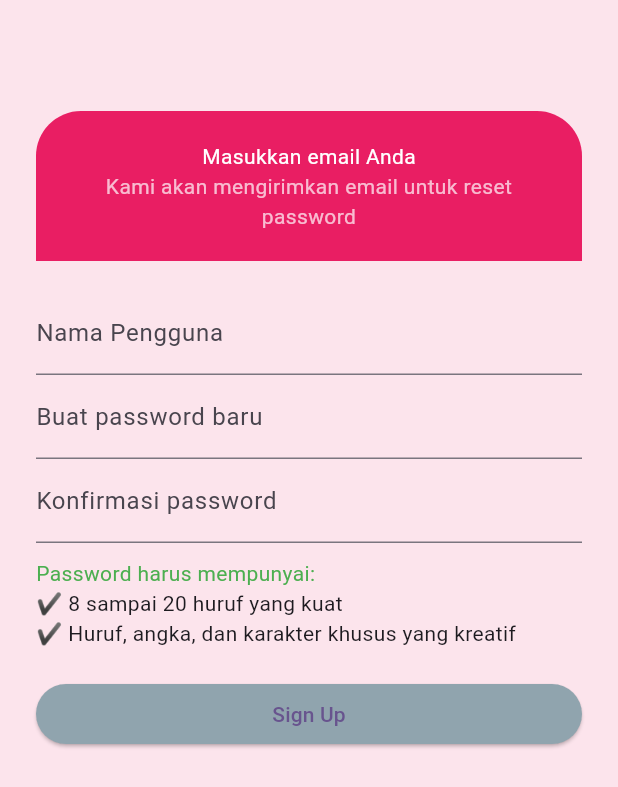
After one commit to anggiaziyah/mydompetapp, a Flutter app: the SignupScreen screen opened directly, on a phone screen of 412 x 824 dp. The commit adds this screen. Shown: the top 787 px of the screen. Run offline on Flutter 3.47's test engine with Material 3 defaults, Android fonts, the phone set to English and light mode, and no system bars; network calls fail.

Commit message:
commit keenam

```diff
--- a/lib/login_screem.dart
+++ b/lib/login_screem.dart
@@ -1,8 +1,13 @@
 import 'package:flutter/material.dart';
 
-class LoginScreen extends StatelessWidget {
+class LoginScreen extends StatefulWidget {
   const LoginScreen({super.key});
 
+  @override
+  State<LoginScreen> createState() => _LoginScreenState();
+}
+
+class _LoginScreenState extends State<LoginScreen> {
   @override
   Widget build(BuildContext context) {
     return Scaffold(
--- /dev/null
+++ b/lib/signup_screen.dart
@@ -0,0 +1,72 @@
+import 'package:flutter/material.dart';
+
+class SignupScreen extends StatelessWidget {
+  const SignupScreen({super.key});
+
+  @override
+  Widget build(BuildContext context) {
+    return Scaffold(
+      backgroundColor: const Color(0xFFFCE4EC),
+      body: SingleChildScrollView(
+        padding: const EdgeInsets.all(24),
+        child: Column(
+          children: [
+            const SizedBox(height: 50),
+            Container(
+              decoration: const BoxDecoration(
+                color: Colors.pink,
+                borderRadius: BorderRadius.only(
+                  topLeft: Radius.circular(30),
+                  topRight: Radius.circular(30),
+                ),
+              ),
+              padding: const EdgeInsets.all(20),
+              width: double.infinity,
+              child: const Column(
+                crossAxisAlignment: CrossAxisAlignment.center,
+                children: [
+                  Text('Masukkan email Anda', style: TextStyle(color: Colors.white)),
+                  Text(
+                    'Kami akan mengirimkan email untuk reset password',
+                    style: TextStyle(color: Colors.white70),
+                    textAlign: TextAlign.center,
+                  ),
+                ],
+              ),
+            ),
+            const SizedBox(height: 20),
+            const TextField(decoration: InputDecoration(labelText: 'Nama Pengguna')),
+            const TextField(obscureText: true, decoration: InputDecoration(labelText: 'Buat password baru')),
+            const TextField(obscureText: true, decoration: InputDecoration(labelText: 'Konfirmasi password')),
+            const SizedBox(height: 10),
+            const Align(
+              alignment: Alignment.centerLeft,
+              child: Column(
+                crossAxisAlignment: CrossAxisAlignment.start,
+                children: [
+                  Text(
+                    'Password harus mempunyai:',
+                    style: TextStyle(color: Colors.green),
+                  ),
+                  Text('✔️ 8 sampai 20 huruf yang kuat'),
+                  Text('✔️ Huruf, angka, dan karakter khusus yang kreatif'),
+                ],
+              ),
+            ),
+            const SizedBox(height: 20),
+            ElevatedButton(
+              onPressed: () {
+                Navigator.pop(context); // kembali ke login
+              },
+              style: ElevatedButton.styleFrom(
+                backgroundColor: Colors.blueGrey[300],
+                minimumSize: const Size(double.infinity, 40),
+              ),
+              child: const Text('Sign Up'),
+            ),
+          ],
+        ),
+      ),
+    );
+  }
+}
```
